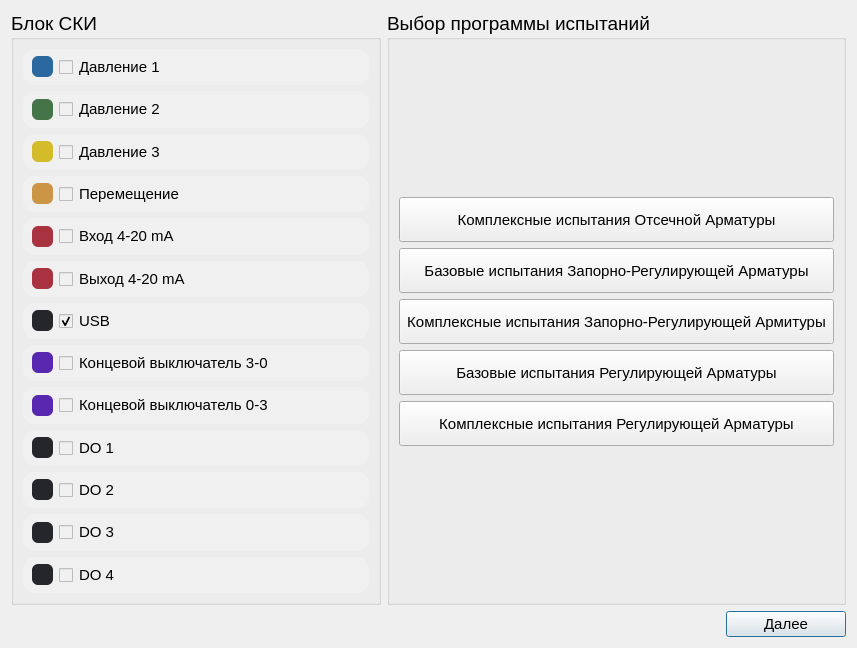
Rekvim/MpiSki, file Src/Ui/Setup/SelectTests.ui: the form before one commit.
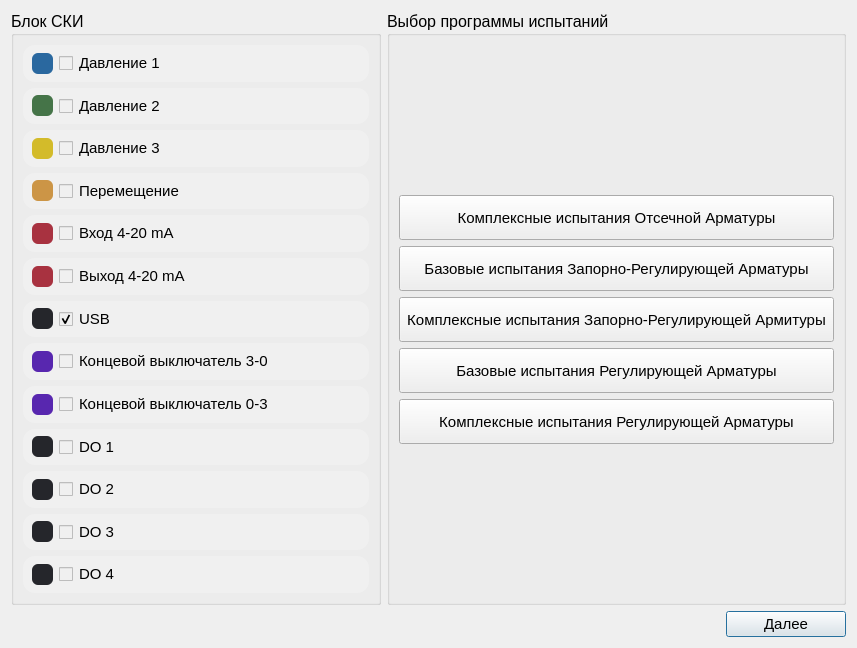
The form after the commit.

Patch:
```diff
--- a/Src/Ui/Setup/SelectTests.ui
+++ b/Src/Ui/Setup/SelectTests.ui
@@ -21,7 +21,7 @@
        <property name="font">
         <font>
          <family>Segoe UI</family>
-         <pointsize>14</pointsize>
+         <pointsize>12</pointsize>
          <bold>false</bold>
         </font>
        </property>
@@ -1032,7 +1032,7 @@
        <property name="font">
         <font>
          <family>Segoe UI</family>
-         <pointsize>14</pointsize>
+         <pointsize>12</pointsize>
          <bold>false</bold>
         </font>
        </property>
```
